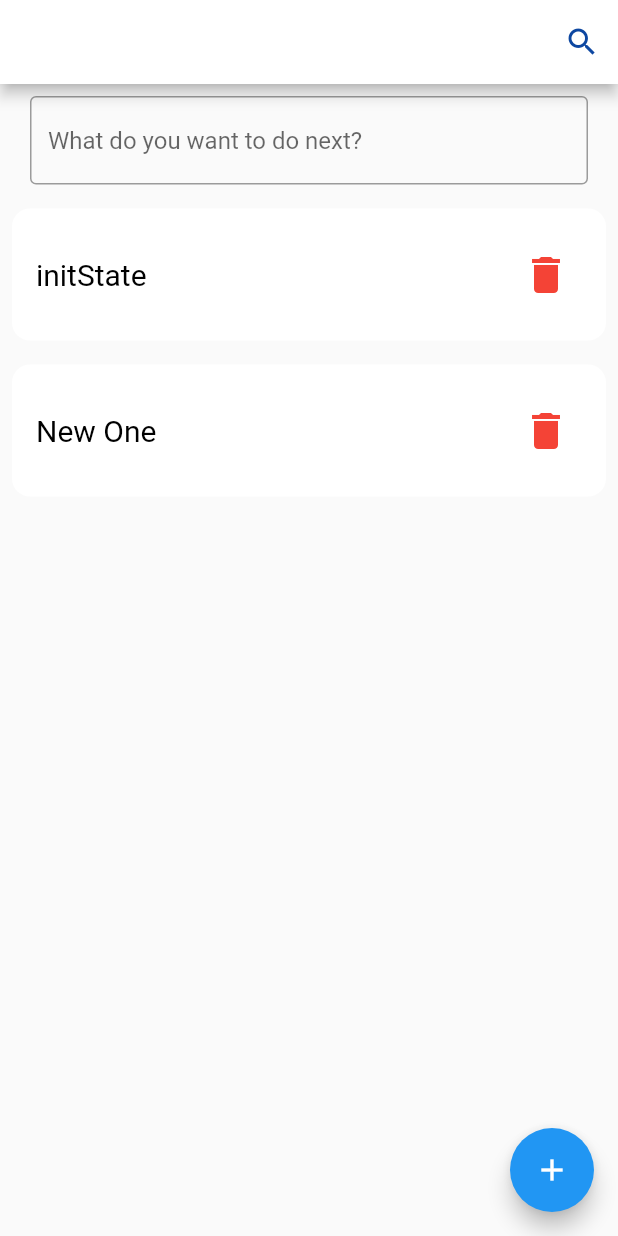
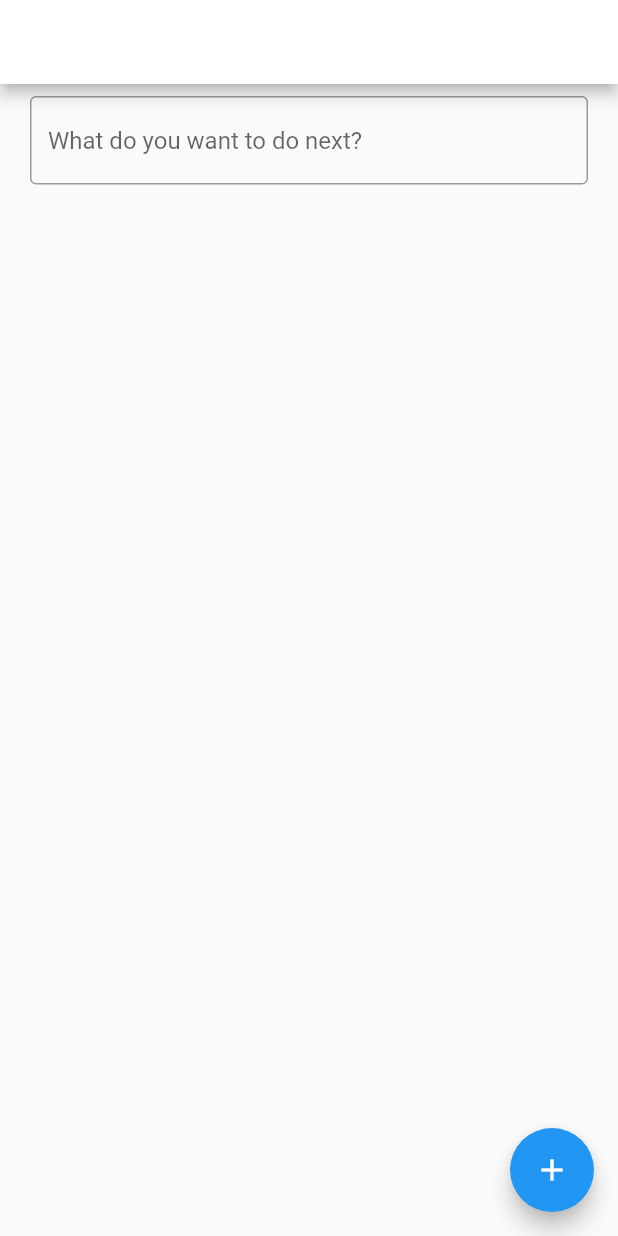
Before and after one commit to ndrslmpk/flutter-todo, a Flutter app: the screen it shows after launch, after a tap on the "add" icon, after a tap on the "delete" icon, on a phone screen of 412 x 824 dp. Run offline on Flutter 3.47's test engine with Material 2 defaults, Android fonts, the phone set to English and light mode, and no system bars.

```diff
--- a/lib/src/components/todo_search_delegate.dart
+++ b/lib/src/components/todo_search_delegate.dart
@@ -1,6 +1,8 @@
 import 'package:flutter/material.dart';
 
 class TodoSearchDelegate extends SearchDelegate {
+// ignore: todo
+// TODO: @ndrslmpk How to implement a function to allow submits for new todos within this search ?
   List<String> searchResults = [
     'Go shopping',
     'Do homework',
--- a/lib/src/models/todolist.dart
+++ b/lib/src/models/todolist.dart
@@ -21,7 +21,7 @@ class Todolist {
       : this(
           title: title,
           description: "",
-          todos: List<Todo>.from([Todo.createDummy()], growable: true),
+          todos: List<Todo>.from([], growable: true),
         );
 
   Todolist.createDummy()
@@ -38,4 +38,6 @@ class Todolist {
     //   todos.add(todo);
     // }
   }
+
+  void removeTodo(int index) {}
 }
--- a/lib/src/pages/todo_form.dart
+++ b/lib/src/pages/todo_form.dart
@@ -47,7 +47,7 @@ class TodoForm extends StatelessWidget {
   void removeItem(int index) {
     final removedTodo = todoList.todos[index];
 
-    todoList.todos.removeAt(index);
+    // todoList.todos.removeAt(index);
     todoListKey.currentState!.removeItem(
         index,
         (context, animation) => TodoItemWidget(
--- a/lib/src/todo_app.dart
+++ b/lib/src/todo_app.dart
@@ -1,5 +1,5 @@
 import 'package:flutter/material.dart';
-import 'package:flutter_todo/src/components/todo_search_delegate.dart';
+// import 'package:flutter_todo/src/components/todo_search_delegate.dart';
 import 'package:flutter_todo/src/models/models.dart';
 import 'package:flutter_todo/src/pages/todo_form.dart';
 
@@ -17,8 +17,6 @@ class _TodoAppState extends State<TodoApp> {
   @override
   void initState() {
     super.initState();
-
-    todoList.addDummyTodo("initState");
   }
 
   @override
@@ -29,20 +27,20 @@ class _TodoAppState extends State<TodoApp> {
           appBar: AppBar(
             backgroundColor: Colors.white,
             title: const Text('Hi, Rebecca.'),
-            actions: [
-              IconButton(
-                  icon: const Icon(Icons.search),
-                  color: Colors.blue.shade900,
-                  onPressed: () {
-                    showSearch(
-                      context: context,
-                      delegate: TodoSearchDelegate(),
-                    );
-                  }),
-            ],
+            // actions: [
+            //   IconButton(
+            //       icon: const Icon(Icons.search),
+            //       color: Colors.blue.shade900,
+            //       onPressed: () {
+            //         showSearch(
+            //           context: context,
+            //           delegate: TodoSearchDelegate(),
+            //         );
+            //       }),
+            // ],
           ),
           body: SizedBox(
-            height: 500,
+            height: MediaQuery.of(context).size.height,
             child: TodoForm(todoList: todoList),
           ),
           floatingActionButton: FloatingActionButton(
```
